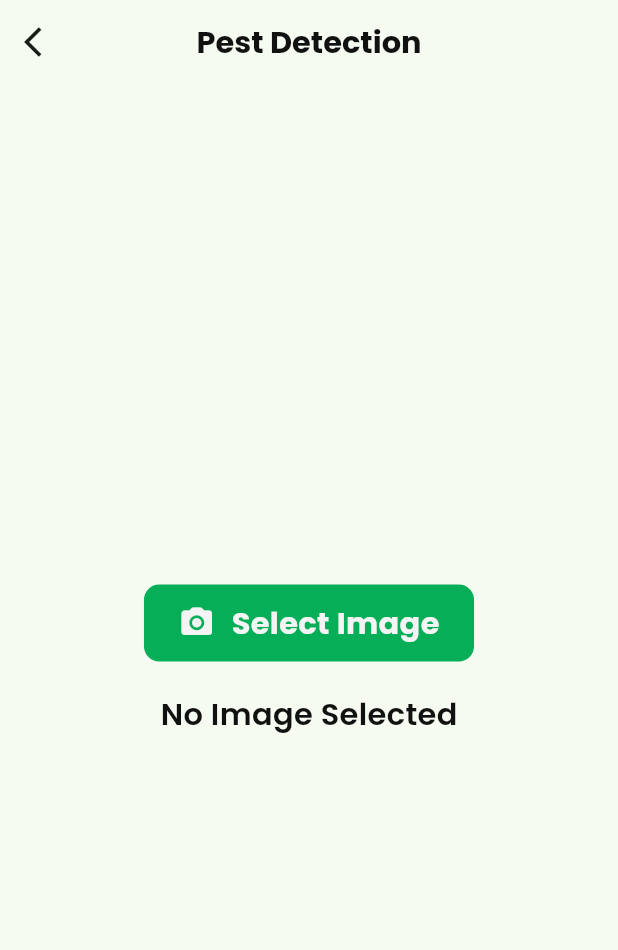
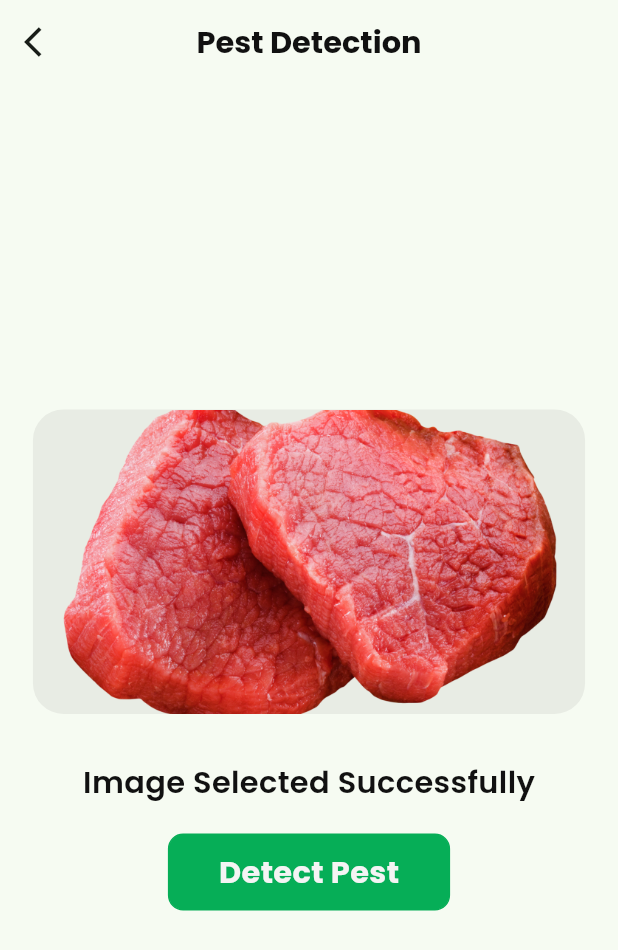
Before and after one commit to Smart-Farming-Graduation-Project/Mobile, a Flutter app: the screen it shows after launch, on a phone screen of 412 x 824 dp. Shown: the top 950 px of the screen. Run offline on Flutter 3.47's test engine with Material 3 defaults, Android fonts, the phone set to English and light mode, and no system bars; our stand-ins replace badges, carousel_slider, dio, firebase_core, flutter_bloc, flutter_rating_bar and 18 more; missing offline and left inert: flutter_facebook_auth, onboarding_animation; accounts and stored records are empty.

Commit message:
feat: Update PestDetectionView to use ImageSelectedPestDetection widget instead of InitialPestDetection

```diff
--- a/lib/featurs/farmer/pest_detection/views/pest_detection_view.dart
+++ b/lib/featurs/farmer/pest_detection/views/pest_detection_view.dart
@@ -1,5 +1,5 @@
 import 'package:crop_guard/core/helper/build_app_bar.dart';
-import 'package:crop_guard/featurs/farmer/pest_detection/views/widgets/initial_pest_detection.dart';
+import 'package:crop_guard/featurs/farmer/pest_detection/views/widgets/image_selected_pest_detection.dart';
 import 'package:flutter/material.dart';
 
 class PestDetectionView extends StatelessWidget {
@@ -9,7 +9,7 @@ class PestDetectionView extends StatelessWidget {
   Widget build(BuildContext context) {
     return Scaffold(
       appBar: buildAppBar(context, title: 'Pest Detection'),
-      body: const InitialPestDetection(),
+      body: const ImageSelectedPestDetection(),
     );
   }
 }
--- /dev/null
+++ b/lib/featurs/farmer/pest_detection/views/widgets/image_selected_pest_detection.dart
@@ -0,0 +1,34 @@
+import 'package:crop_guard/core/helper/spacing.dart';
+import 'package:crop_guard/core/theme/app_text_styles.dart';
+import 'package:crop_guard/featurs/farmer/pest_detection/views/widgets/pest_detection_button.dart';
+import 'package:crop_guard/featurs/farmer/pest_detection/views/widgets/selected_image.dart';
+import 'package:flutter/material.dart';
+import 'package:flutter_screenutil/flutter_screenutil.dart';
+
+class ImageSelectedPestDetection extends StatelessWidget {
+  const ImageSelectedPestDetection({super.key});
+
+  @override
+  Widget build(BuildContext context) {
+    return Padding(
+      padding: EdgeInsets.symmetric(horizontal: 20.w),
+      child: Column(
+        mainAxisAlignment: MainAxisAlignment.center,
+        children: [
+          const SelectedImage(),
+          verticalSpace(30),
+          Text(
+            'Image Selected Successfully',
+            style: AppTextStyles.font20BlackSemiBold,
+          ),
+          verticalSpace(20),
+          PestDetectionButton(
+            onTap: () {},
+            text: 'Detect Pest',
+            horizontalPadding: 30,
+          ),
+        ],
+      ),
+    );
+  }
+}
--- /dev/null
+++ b/lib/featurs/farmer/pest_detection/views/widgets/pest_detection_button.dart
@@ -0,0 +1,33 @@
+import 'package:crop_guard/core/theme/app_colors.dart';
+import 'package:crop_guard/core/theme/app_text_styles.dart';
+import 'package:flutter/material.dart';
+import 'package:flutter_screenutil/flutter_screenutil.dart';
+
+class PestDetectionButton extends StatelessWidget {
+  const PestDetectionButton(
+      {super.key,
+      required this.text,
+      required this.onTap,
+      this.horizontalPadding});
+  final String text;
+  final VoidCallback onTap;
+  final double? horizontalPadding;
+  @override
+  Widget build(BuildContext context) {
+    return GestureDetector(
+        onTap: onTap,
+        child: Container(
+          padding: EdgeInsets.symmetric(
+              horizontal: horizontalPadding?.w ?? 20.w, vertical: 10.h),
+          decoration: BoxDecoration(
+            color: AppColors.kPrimaryColor,
+            borderRadius: BorderRadius.circular(10.r),
+            border: Border.all(color: AppColors.kPrimaryColor),
+          ),
+          child: Text(
+            text,
+            style: AppTextStyles.font20WhiteBold,
+          ),
+        ));
+  }
+}
--- /dev/null
+++ b/lib/featurs/farmer/pest_detection/views/widgets/selected_image.dart
@@ -0,0 +1,24 @@
+import 'package:crop_guard/core/theme/app_colors.dart';
+import 'package:flutter/material.dart';
+import 'package:flutter_screenutil/flutter_screenutil.dart';
+
+class SelectedImage extends StatelessWidget {
+  const SelectedImage({super.key});
+
+  @override
+  Widget build(BuildContext context) {
+    return Container(
+      width: double.infinity,
+      height: 200.h,
+      decoration: BoxDecoration(
+        color: AppColors.kLightBlackColor,
+        borderRadius: BorderRadius.circular(20.r),
+      ),
+      // this image to test the ui of the selected image and Image.assets will be replaced with Image.file
+      child: Image.asset(
+        'assets/images/home/meat.png',
+        fit: BoxFit.cover,
+      ),
+    );
+  }
+}
```
